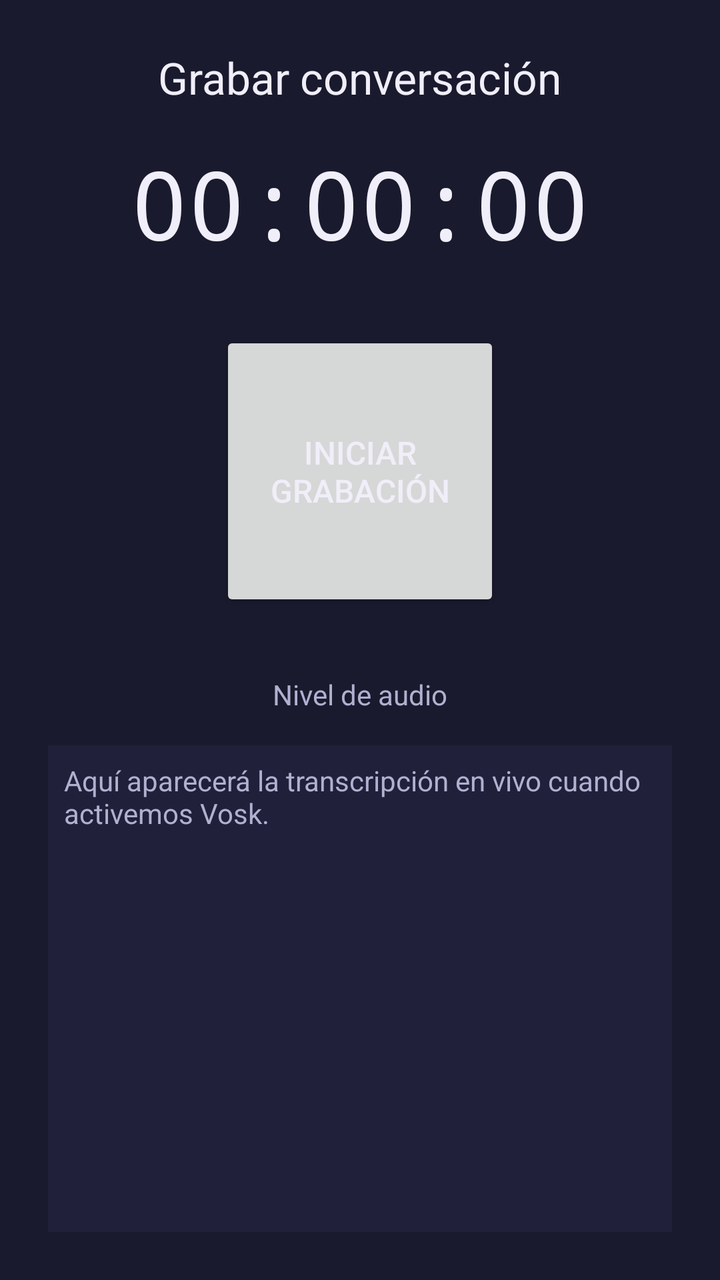
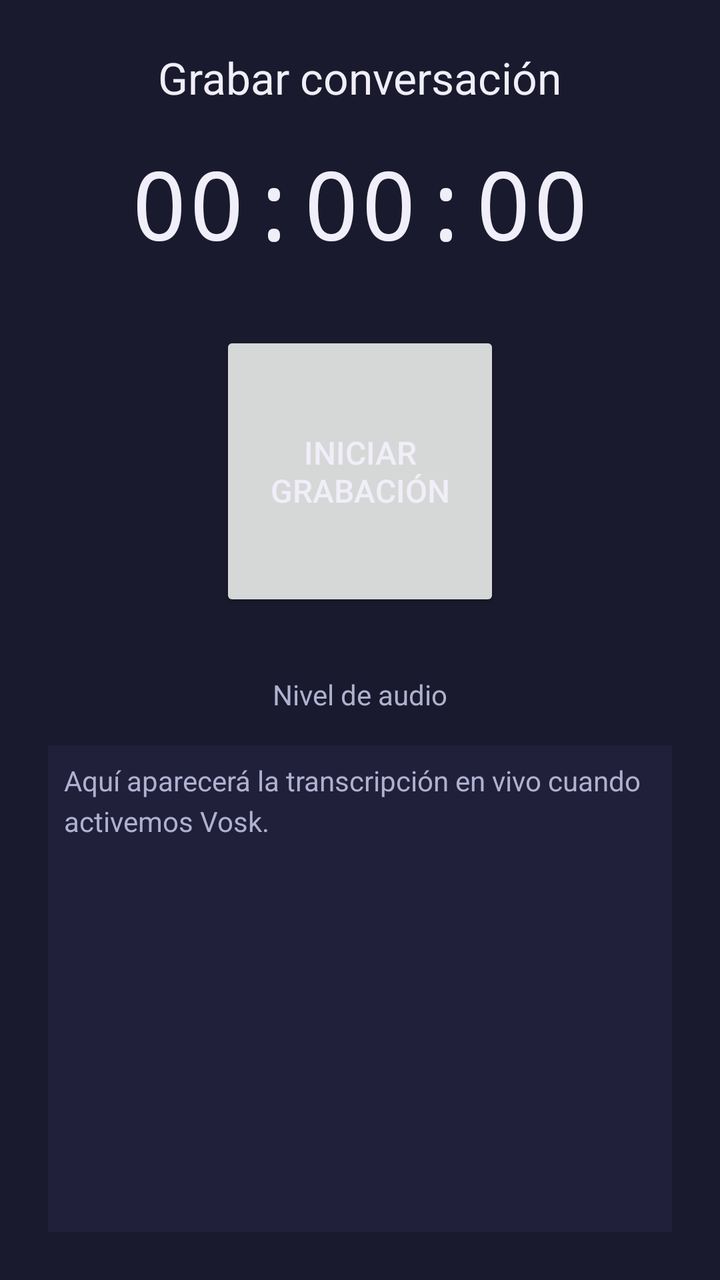

An Android layout rendered at two revisions. The XML below is the earlier revision; the diff shows what the commit changed to produce the second picture.
<!-- AndroidManifest.xml: application theme Theme.Microlisto -->
<!-- res/layout/fragment_grabar.xml -->
<?xml version="1.0" encoding="utf-8"?>
<LinearLayout xmlns:android="http://schemas.android.com/apk/res/android"
    android:layout_width="match_parent"
    android:layout_height="match_parent"
    android:orientation="vertical"
    android:gravity="center"
    android:padding="24dp"
    android:background="#1A1A2E">

    <TextView
        android:layout_width="wrap_content"
        android:layout_height="wrap_content"
        android:text="@string/grabar_titulo"
        android:textSize="22sp"
        android:textColor="#F0EEF8"
        android:layout_marginBottom="16dp" />

    <TextView
        android:id="@+id/texto_tiempo"
        android:layout_width="wrap_content"
        android:layout_height="wrap_content"
        android:text="@string/grabar_tiempo_inicial"
        android:textSize="48sp"
        android:fontFamily="monospace"
        android:textColor="#F0EEF8"
        android:layout_marginBottom="32dp" />

    <Button
        android:id="@+id/boton_grabar"
        android:layout_width="140dp"
        android:layout_height="140dp"
        android:text="@string/grabar_boton_iniciar"
        android:textSize="16sp"
        android:layout_marginBottom="32dp" />

    <TextView
        android:id="@+id/texto_hablantes"
        android:layout_width="wrap_content"
        android:layout_height="wrap_content"
        android:text="@string/grabar_nivel_audio"
        android:textSize="14sp"
        android:textColor="#B0B0D0"
        android:layout_marginBottom="16dp" />

    <TextView
        android:id="@+id/texto_transcripcion_vivo"
        android:layout_width="match_parent"
        android:layout_height="0dp"
        android:layout_weight="1"
        android:text="@string/grabar_placeholder"
        android:textSize="14sp"
        android:textColor="#B0B0D0"
        android:padding="8dp"
        android:background="#20203A"
        android:gravity="top|start" />

</LinearLayout>
<!-- resources referenced by this layout -->
<resources>
  <string name="grabar_boton_iniciar">Iniciar grabación</string>
  <string name="grabar_nivel_audio">Nivel de audio</string>
  <string name="grabar_placeholder">Aquí aparecerá la transcripción en vivo cuando activemos Vosk.</string>
  <string name="grabar_tiempo_inicial">00:00:00</string>
  <string name="grabar_titulo">Grabar conversación</string>
  <style name="Theme.Microlisto" parent="Theme.MaterialComponents.DayNight.NoActionBar">
          <item name="colorPrimary">#6C5CE7</item>
          <item name="colorPrimaryVariant">#4A3FB5</item>
          <item name="colorOnPrimary">#FFFFFF</item>
          <item name="colorSecondary">#00B894</item>
          <item name="colorSecondaryVariant">#008C6E</item>
          <item name="colorOnSecondary">#FFFFFF</item>
          <item name="android:statusBarColor">#1A1A2E</item>
          <item name="android:navigationBarColor">#1A1A2E</item>
          <item name="android:windowBackground">#1A1A2E</item>
          <item name="android:textColorPrimary">#F0EEF8</item>
          <item name="android:textColorSecondary">#B0B0D0</item>
      </style>
</resources>

<!-- the commit's change to res/layout/fragment_grabar.xml (unified diff, before → after) -->
@@ -3,7 +3,7 @@
     android:layout_width="match_parent"
     android:layout_height="match_parent"
     android:orientation="vertical"
-    android:gravity="center"
+    android:gravity="center_horizontal"
     android:padding="24dp"
     android:background="#1A1A2E">
 
@@ -42,16 +42,26 @@
         android:textColor="#B0B0D0"
         android:layout_marginBottom="16dp" />
 
-    <TextView
-        android:id="@+id/texto_transcripcion_vivo"
+    <ScrollView
+        android:id="@+id/scroll_transcripcion"
         android:layout_width="match_parent"
         android:layout_height="0dp"
         android:layout_weight="1"
-        android:text="@string/grabar_placeholder"
-        android:textSize="14sp"
-        android:textColor="#B0B0D0"
+        android:background="#20203A"
         android:padding="8dp"
-        android:background="#20203A"
-        android:gravity="top|start" />
+        android:scrollbars="vertical"
+        android:fadeScrollbars="false">
+
+        <TextView
+            android:id="@+id/texto_transcripcion_vivo"
+            android:layout_width="match_parent"
+            android:layout_height="wrap_content"
+            android:text="@string/grabar_placeholder"
+            android:textSize="14sp"
+            android:textColor="#B0B0D0"
+            android:gravity="top|start"
+            android:lineSpacingExtra="4dp" />
+
+    </ScrollView>
 
 </LinearLayout>
